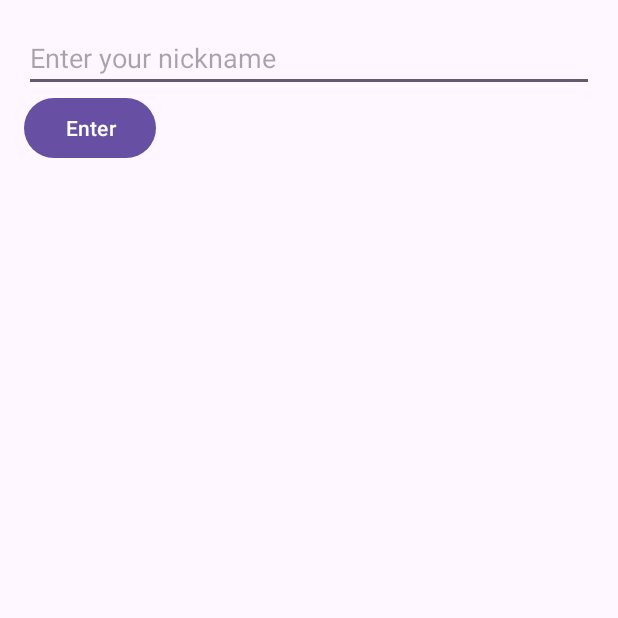
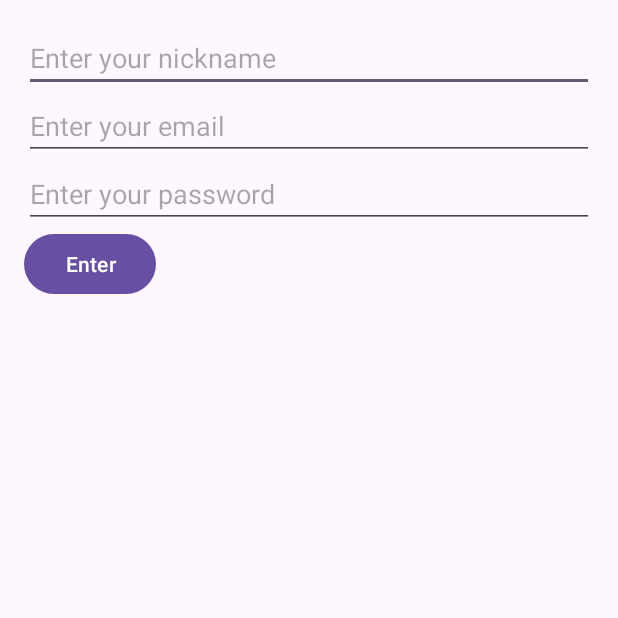
Before and after one commit to scoroian/FirebaseChat, an Android app: the NicknameActivity screen opened directly, with no data from a screen before it, on a phone screen of 412 x 824 dp, the top half of it. Run offline under Robolectric (Android 15) with nearby library versions, the light colour scheme and no system bars; our stand-ins replace Firebase (no records; nobody signed in at launch, a user with empty details on screens opened directly); 1 statement that could not run was skipped.

Commit message:
nickname improved

```diff
--- a/app/src/main/java/com/scoroian/firebasechat/NicknameActivity.kt
+++ b/app/src/main/java/com/scoroian/firebasechat/NicknameActivity.kt
@@ -18,24 +18,24 @@ class NicknameActivity : AppCompatActivity() {
 
         auth = FirebaseAuth.getInstance()
         val user = auth.currentUser
+
         if (user == null) {
             view.enterButton.setOnClickListener {
+                val email = view.emailEditText.text.toString()
+                val password = view.passwordEditText.text.toString()
                 val nickname = view.nicknameEditText.text.toString()
-                if (nickname.isNotEmpty()) {
-                    // Se crea un usuario anonimo en Firebase Authentication.
-                    Log.d("NicknameActivity", "AQUI LLEGO 111.")
-                    auth.signInAnonymously().addOnCompleteListener {
-                        Log.d("NicknameActivity", "AQUI LLEGO 222.")
-                        Log.d("NicknameActivity", it.toString())
-                        if (it.isSuccessful) { //Si se crea en FA
-                            Log.d("NicknameActivity", "AQUI LLEGO 333.")
-                            val currentUser = auth.currentUser //Obtengo el nombre que en FA es vacio/null
-                            //Creoo un perfil en local.
+
+                if (email.isNotEmpty() && password.isNotEmpty() && nickname.isNotEmpty()) {
+                    auth.createUserWithEmailAndPassword(email, password)
+                        .addOnCompleteListener { createUserTask ->
+                            if (createUserTask.isSuccessful) {
+                                Log.d("NicknameActivity", "User created successfully.")
+                                val currentUser = auth.currentUser
                                 val profileUpdates = UserProfileChangeRequest.Builder()
                                     .setDisplayName(nickname)
                                     .build()
-                            //Updateo el perfil en FA con el nuevo perfil.
-                            currentUser?.updateProfile(profileUpdates)?.addOnCompleteListener { updateProfileTask ->
+                                currentUser?.updateProfile(profileUpdates)
+                                    ?.addOnCompleteListener { updateProfileTask ->
                                         if (updateProfileTask.isSuccessful) {
                                             Log.d("NicknameActivity", "User profile updated.")
                                             startActivity(Intent(this, CitySelectionActivity::class.java))
@@ -45,7 +45,7 @@ class NicknameActivity : AppCompatActivity() {
                                         }
                                     }
                             } else {
-                            Log.e("NicknameActivity", "Anonymous sign-in failed: ${it.exception}")
+                                Log.e("NicknameActivity", "User creation failed: ${createUserTask.exception}")
                             }
                         }
                 }
@@ -54,19 +54,5 @@ class NicknameActivity : AppCompatActivity() {
             startActivity(Intent(this, CitySelectionActivity::class.java))
             finish()
         }
-        /*view.enterButton.setOnClickListener {
-            val nickname = view.nicknameEditText.text.toString()
-            if (nickname.isNotEmpty()) {
-                // Guardar el nickname en SharedPreferences
-                val sharedPref = getSharedPreferences("prefs", MODE_PRIVATE)
-                with(sharedPref.edit()) {
-                    putString("nickname", nickname)
-                    putBoolean("isFirstTime", false)
-                    apply()
-                }
-                startActivity(Intent(this, CitySelectionActivity::class.java))
-            }
-        }*/
-
     }
 }
--- a/app/src/main/res/layout/activity_nickname.xml
+++ b/app/src/main/res/layout/activity_nickname.xml
@@ -10,6 +10,16 @@
         android:layout_width="match_parent"
         android:layout_height="wrap_content"
         android:hint="Enter your nickname" />
+    <EditText
+        android:id="@+id/emailEditText"
+        android:layout_width="match_parent"
+        android:layout_height="wrap_content"
+        android:hint="Enter your email" />
+    <EditText
+        android:id="@+id/passwordEditText"
+        android:layout_width="match_parent"
+        android:layout_height="wrap_content"
+        android:hint="Enter your password" />
 
     <Button
         android:id="@+id/enterButton"
```
Lines whose indentation alone changed are shown as unchanged.
